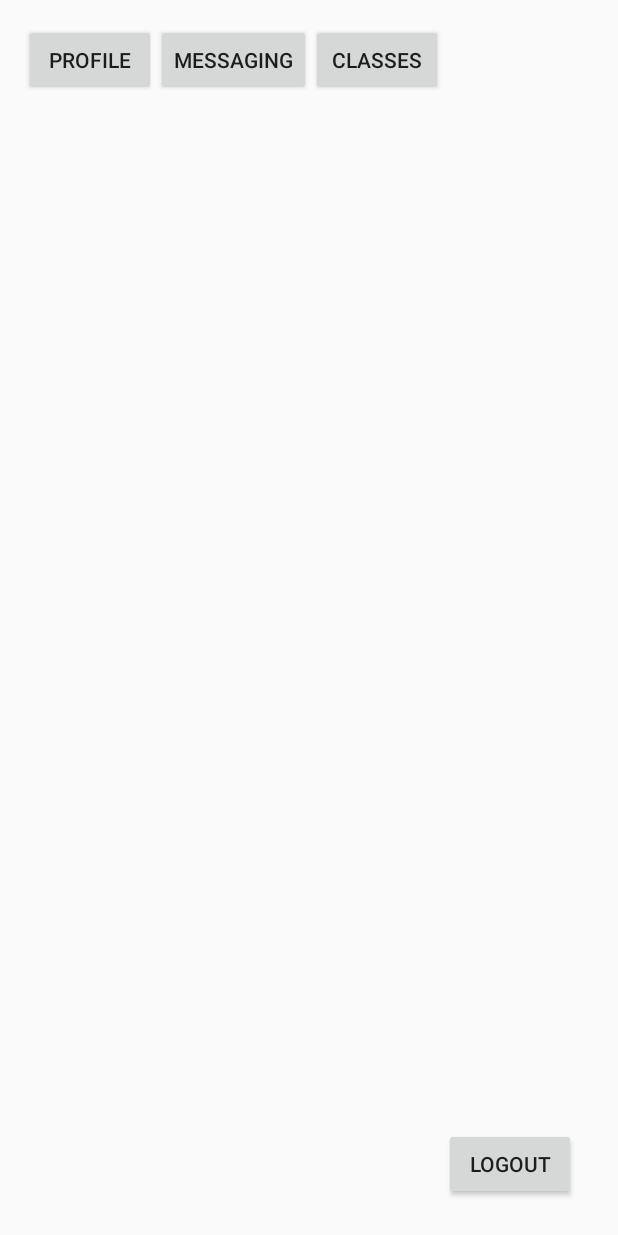
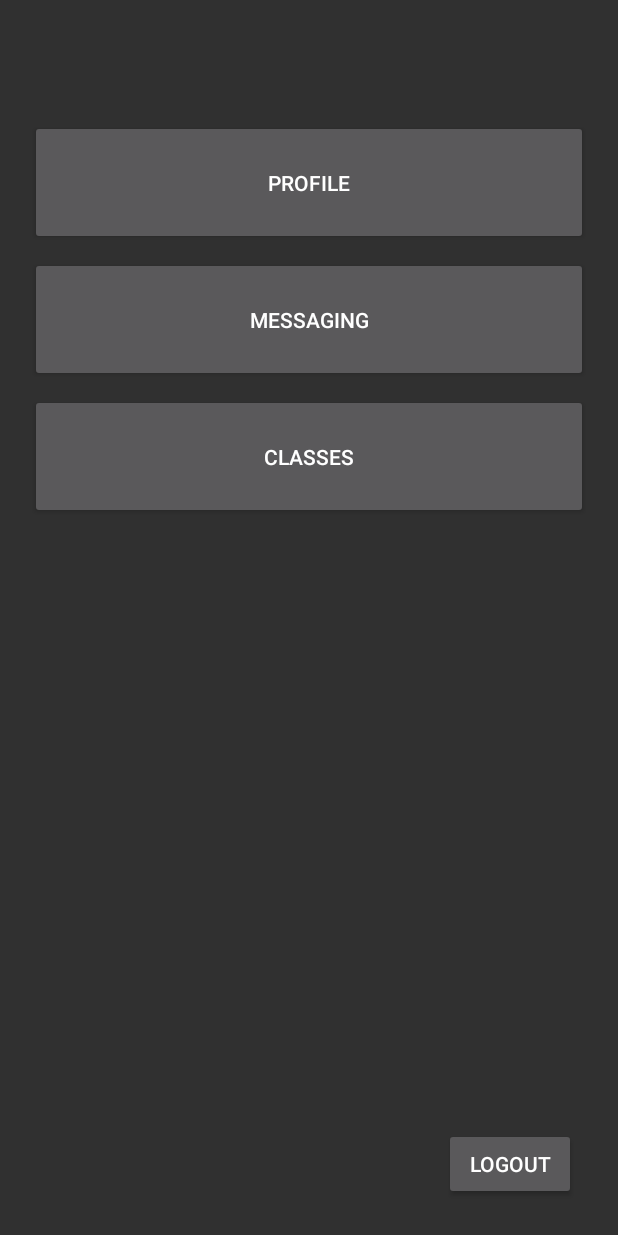
Before and after one commit to macklinhrw/ClassApp, an Android app: the HomeActivity screen opened directly, with no data from a screen before it, on a phone screen of 412 x 824 dp. Run offline under Robolectric (Android 15) with nearby library versions, the phone set to English and light mode, and no system bars; 2 statements that could not run were skipped.

Commit message:
Aesthetic update

```diff
--- a/app/src/main/res/layout/activity_home.xml
+++ b/app/src/main/res/layout/activity_home.xml
@@ -12,7 +12,7 @@
         android:layout_height="wrap_content"
         android:layout_marginStart="8dp"
         android:layout_marginLeft="8dp"
-        android:layout_marginTop="676dp"
+        android:layout_marginTop="32dp"
         android:layout_marginEnd="8dp"
         android:layout_marginRight="8dp"
         android:text="@string/hello_world"
@@ -33,31 +33,44 @@
 
     <Button
         android:id="@+id/profileBtn"
-        android:layout_width="wrap_content"
-        android:layout_height="wrap_content"
-        android:layout_marginStart="16dp"
-        android:layout_marginLeft="16dp"
-        android:layout_marginTop="16dp"
+        android:layout_width="372dp"
+        android:layout_height="83dp"
+        android:layout_marginStart="8dp"
+        android:layout_marginLeft="8dp"
+        android:layout_marginTop="80dp"
+        android:layout_marginEnd="8dp"
+        android:layout_marginRight="8dp"
         android:text="@string/action_profile"
+        app:layout_constraintEnd_toEndOf="parent"
         app:layout_constraintStart_toStartOf="parent"
         app:layout_constraintTop_toTopOf="parent" />
 
     <Button
         android:id="@+id/messagingBtn"
-        android:layout_width="wrap_content"
-        android:layout_height="wrap_content"
-        android:layout_marginTop="16dp"
+        android:layout_width="372dp"
+        android:layout_height="83dp"
+        android:layout_marginStart="8dp"
+        android:layout_marginLeft="8dp"
+        android:layout_marginTop="8dp"
+        android:layout_marginEnd="8dp"
+        android:layout_marginRight="8dp"
         android:text="@string/action_messaging"
-        app:layout_constraintStart_toEndOf="@+id/profileBtn"
-        app:layout_constraintTop_toTopOf="parent" />
+        app:layout_constraintEnd_toEndOf="parent"
+        app:layout_constraintStart_toStartOf="parent"
+        app:layout_constraintTop_toBottomOf="@+id/profileBtn" />
 
     <Button
         android:id="@+id/classesBtn"
-        android:layout_width="wrap_content"
-        android:layout_height="wrap_content"
-        android:layout_marginTop="16dp"
+        android:layout_width="372dp"
+        android:layout_height="83dp"
+        android:layout_marginStart="8dp"
+        android:layout_marginLeft="8dp"
+        android:layout_marginTop="8dp"
+        android:layout_marginEnd="8dp"
+        android:layout_marginRight="8dp"
         android:text="@string/action_classes"
-        app:layout_constraintStart_toEndOf="@+id/messagingBtn"
-        app:layout_constraintTop_toTopOf="parent" />
+        app:layout_constraintEnd_toEndOf="parent"
+        app:layout_constraintStart_toStartOf="parent"
+        app:layout_constraintTop_toBottomOf="@+id/messagingBtn" />
 
 </androidx.constraintlayout.widget.ConstraintLayout>
--- a/app/src/main/res/values/styles.xml
+++ b/app/src/main/res/values/styles.xml
@@ -1,7 +1,7 @@
 <resources>
 
     <!-- Base application theme. -->
-    <style name="AppTheme" parent="Theme.AppCompat.Light.NoActionBar">
+    <style name="AppTheme" parent="Theme.AppCompat.NoActionBar">
         <!-- Customize your theme here. -->
         <item name="colorPrimary">@color/colorPrimary</item>
         <item name="colorPrimaryDark">@color/colorPrimaryDark</item>
```
